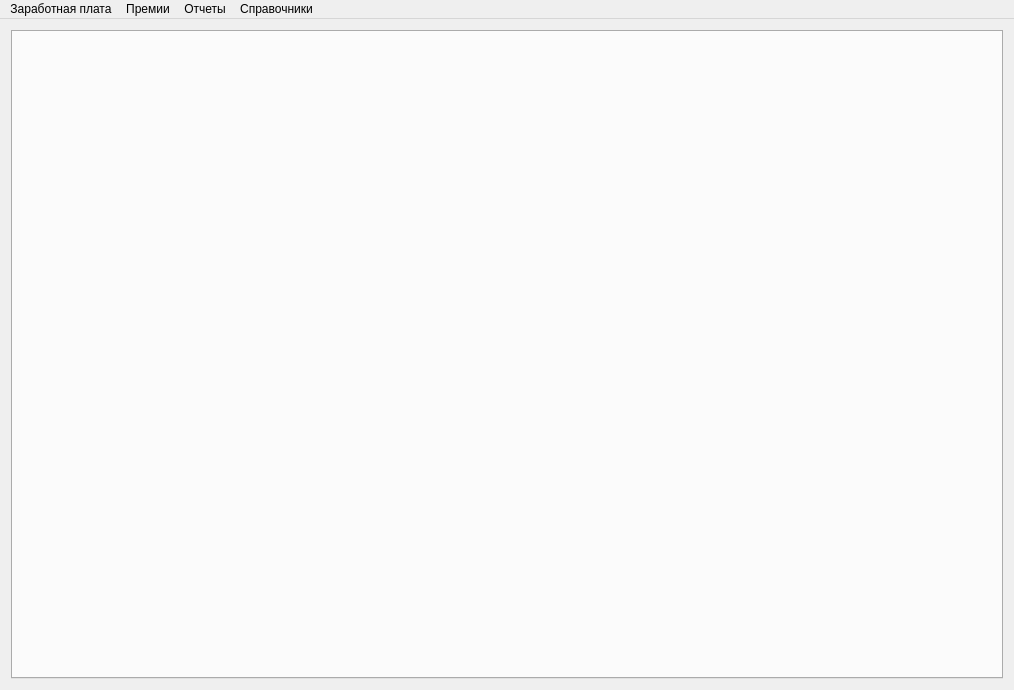
Above: mainwindow.ui from Sergeyego/el_zp before the change. Below: the same form after it.
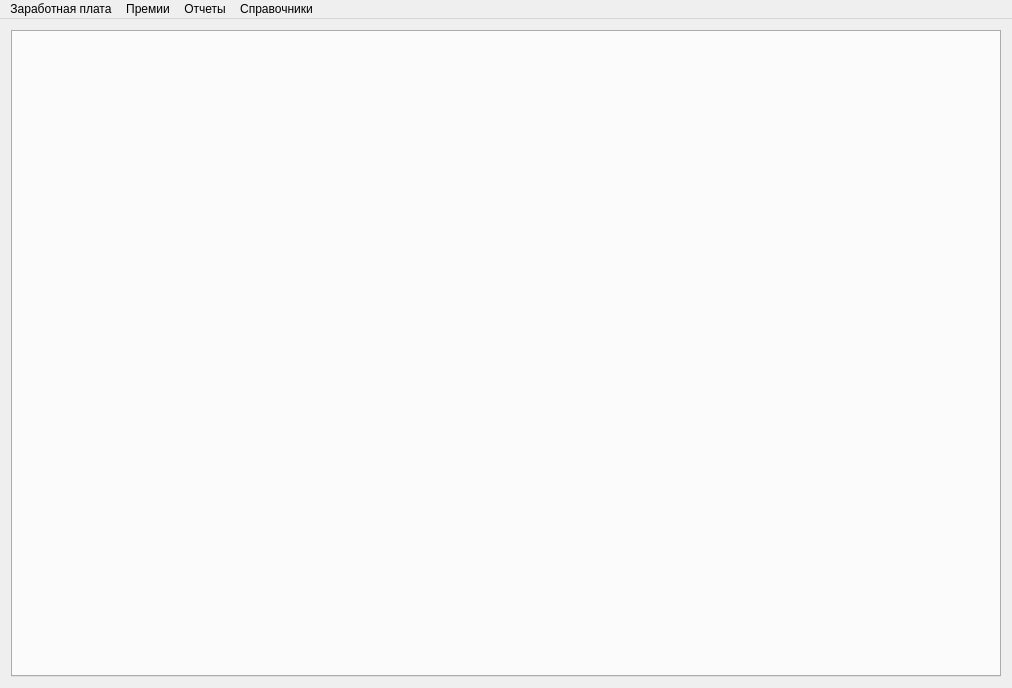
That is the form after the change.

```diff
--- a/mainwindow.ui
+++ b/mainwindow.ui
@@ -6,8 +6,8 @@
    <rect>
     <x>0</x>
     <y>0</y>
-    <width>1014</width>
-    <height>690</height>
+    <width>1012</width>
+    <height>688</height>
    </rect>
   </property>
   <property name="windowTitle">
@@ -32,7 +32,7 @@
     <rect>
      <x>0</x>
      <y>0</y>
-     <width>1014</width>
+     <width>1012</width>
      <height>25</height>
     </rect>
    </property>
```
Left out of the diff: 6 changed lines with no effect on the pictures.
